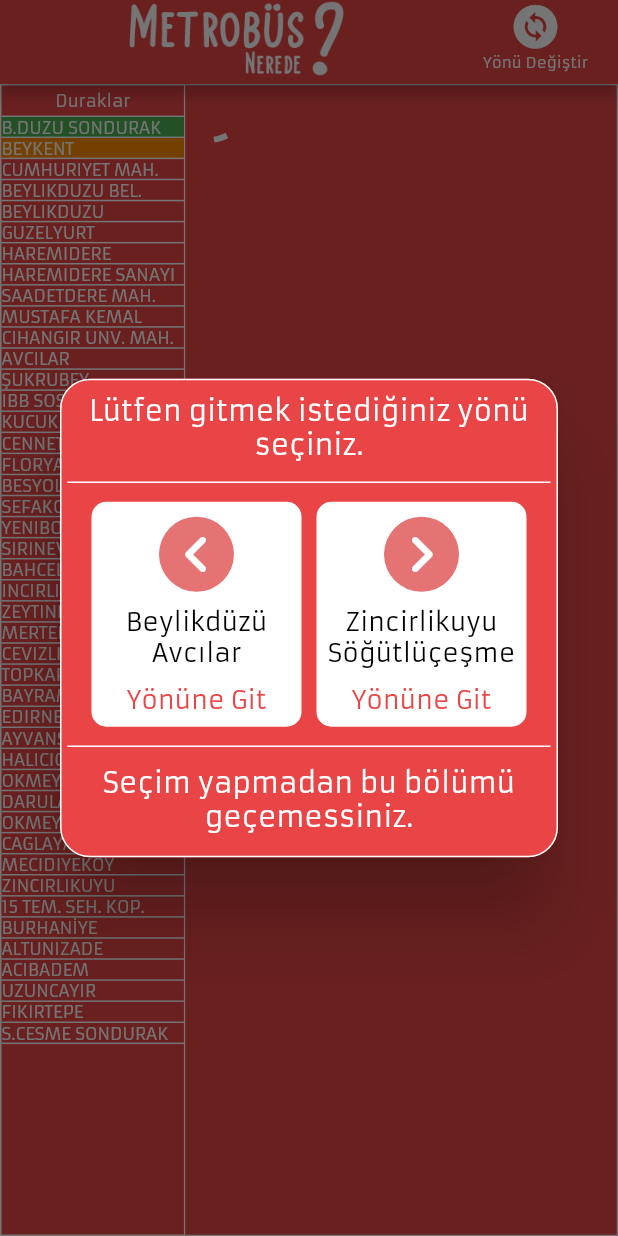
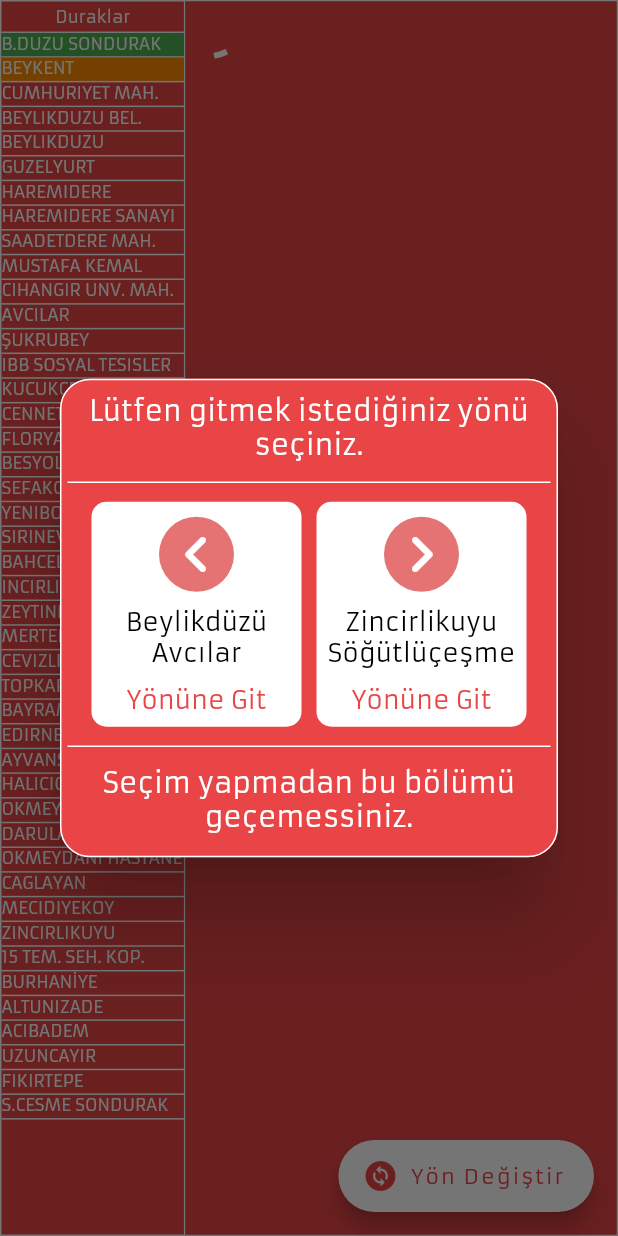
Before and after one commit to ahmetbalkan/metrobusnerede, a Flutter app: the screen it shows after launch, on a phone screen of 412 x 824 dp. Run offline on Flutter 3.47's test engine with Material 2 defaults, Android fonts, the phone set to English and light mode, and no system bars; our stand-ins replace awesome_notifications, bloc, equatable, flutter_bloc, flutter_screenutil, get_it and 6 more; missing offline and left inert: audio_service_web, audio_session, flutter_ringtone_player, location_web, vibration_web; accounts and stored records are empty.

Commit message:
tasarım değiştirildi.

```diff
--- a/lib/Homepage/home_page_widget.dart
+++ b/lib/Homepage/home_page_widget.dart
@@ -75,8 +75,22 @@ class _MyHomePageState extends State<MyHomePage> with WidgetsBindingObserver {
     Future.delayed(
         Duration.zero, () => locationRepository.showWayDialog(context));
     //int _secilenMenu = 0;
-    return Scaffold(
-      appBar: locationRepository.appbarWidget(locationRepository, context),
+    return SafeArea(
+      child: Scaffold(
+        floatingActionButton: FloatingActionButton.extended(
+          onPressed: () {
+            locationRepository.showWayDialog(context);
+          },
+          label: Text(
+            'Yön Değiştir',
+            style: Constant.floatButtonText,
+          ),
+          icon: Icon(
+            Icons.change_circle,
+            color: backgroundColor,
+          ),
+          backgroundColor: Colors.white,
+        ),
         backgroundColor: backgroundColor,
         body: Row(children: [
           Expanded(
@@ -104,6 +118,7 @@ class _MyHomePageState extends State<MyHomePage> with WidgetsBindingObserver {
                   ),
                   child: const HomepageRight())),
         ]),
+      ),
     );
   }
 }
--- a/lib/constant/constant.dart
+++ b/lib/constant/constant.dart
@@ -16,6 +16,10 @@ class Constant {
       fontFamily: 'Armata');
   static final busStopTitleRedStyle = TextStyle(
       fontSize: ScreenUtil().setSp(20),
+      color: backgroundColor,
+      fontFamily: 'Armata');
+  static final floatButtonText = TextStyle(
+      fontSize: ScreenUtil().setSp(15),
       color: backgroundColor,
       fontFamily: 'Armata');
   static final buttonText = TextStyle(
--- a/lib/leftside/busstop_list.dart
+++ b/lib/leftside/busstop_list.dart
@@ -1,5 +1,6 @@
 import 'package:flutter/Material.dart';
 import 'package:flutter_bloc/flutter_bloc.dart';
+import 'package:flutter_screenutil/flutter_screenutil.dart';
 import 'package:metrobusnerede/bloc/left_list/left_list_bloc.dart';
 import 'package:metrobusnerede/constant/constant.dart';
 import '../constant/color.dart';
@@ -15,12 +16,14 @@ class busstop_list extends StatelessWidget {
 
   @override
   Widget build(BuildContext context) {
-    var a = (MediaQuery.of(context).size.height) - 220;
+    var a = ((MediaQuery.of(context).size.height) - 110.h) / 43.h;
+    print(a);
     int way = context.watch<WayCounterBlocCubit>().state.way;
 
     context.read<ListCubit>().loadBusstopList();
 
-    return Column(
+    return SafeArea(
+      child: Column(
         children: [
           Container(
             width: MediaQuery.of(context).size.width,
@@ -45,7 +48,7 @@ class busstop_list extends StatelessWidget {
               builder: (context, state) {
                 return ListView.builder(
                     scrollDirection: Axis.vertical,
-                  itemExtent: a / 43,
+                    itemExtent: a.h,
                     itemCount: state.length,
                     itemBuilder: (BuildContext context, int index) {
                       return Container(
@@ -67,19 +70,17 @@ class busstop_list extends StatelessWidget {
                                 width: Constant.borderSize, color: borderColor),
                           ),
                         ),
-                      child: Padding(
-                        padding: const EdgeInsets.only(top: 0, bottom: 0),
                         child: Text(
                           state[index].name,
                           style: Constant.busStopFontStyle,
-                        ),
                         ),
                       );
                     });
               },
             ),
-        )
+          ),
         ],
+      ),
     );
   }
 
--- a/lib/main.dart
+++ b/lib/main.dart
@@ -63,6 +63,7 @@ void main() async {
       statusBarBrightness: Brightness.dark,
       systemNavigationBarColor: backgroundColor,
       systemNavigationBarIconBrightness: Brightness.dark));
+  SystemChrome.setPreferredOrientations([DeviceOrientation.portraitUp]);
   runApp(const MyApp());
 }
 
--- a/lib/rightside/homepage_right.dart
+++ b/lib/rightside/homepage_right.dart
@@ -4,6 +4,7 @@ import 'package:lottie/lottie.dart';
 import 'package:metrobusnerede/alarm_list.dart';
 import 'package:metrobusnerede/bloc/left_list/left_list_bloc.dart';
 import 'package:metrobusnerede/constant/color.dart';
+import 'package:metrobusnerede/locator.dart';
 
 import '../bloc/current_stop/current_stop_bloc.dart';
 import '../bloc/distance_alarm_stop/distance_alarm_stop_bloc.dart';
@@ -13,12 +14,14 @@ import '../bloc/next_stop/next_stop_bloc.dart';
 import '../constant/constant.dart';
 import '../cubit/alarm_name_cubit/alarm_name_cubit.dart';
 import '../cubit/way_counter_bloc/way_counter_bloc_cubit.dart';
+import '../repository/repository.dart';
 
 class HomepageRight extends StatelessWidget {
   const HomepageRight({Key? key}) : super(key: key);
 
   @override
   Widget build(BuildContext context) {
+    final locationRepository = locator.get<LocationRepository>();
     return BlocBuilder<LivelocationBloc, LivelocationState>(
       builder: (context, currentlocation) {
         if (currentlocation is LivelocationLoading) {
@@ -51,6 +54,21 @@ class HomepageRight extends StatelessWidget {
               color: backgroundColor,
               child: Column(
                 children: [
+                  Row(
+                    mainAxisAlignment: MainAxisAlignment.spaceEvenly,
+                    children: [
+                      Center(
+                        child: Image.asset(
+                          "assets/logo.png",
+                          width: 150,
+                        ),
+                      ),
+                    ],
+                  ),
+                  const Divider(
+                    color: Colors.white,
+                    thickness: 1,
+                  ),
                   Padding(
                     padding: const EdgeInsets.only(top: 1.0, bottom: 1.0),
                     child: BlocBuilder<CurrentStopBloc, CurrentStopState>(
@@ -86,6 +104,7 @@ class HomepageRight extends StatelessWidget {
                                       Text(
                                         currentEvent.nextStop,
                                         style: Constant.ledTextGreenStyle,
+                                        textAlign: TextAlign.center,
                                       ),
                                       Padding(
                                         padding: const EdgeInsets.only(top: 15),
```
Also changed, not shown: 1 other file. Lines whose indentation alone changed are shown as unchanged.
